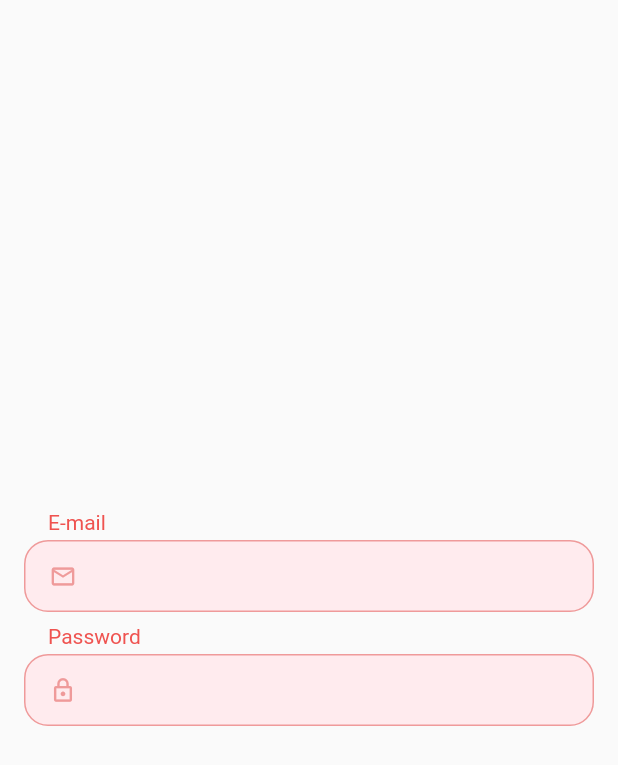
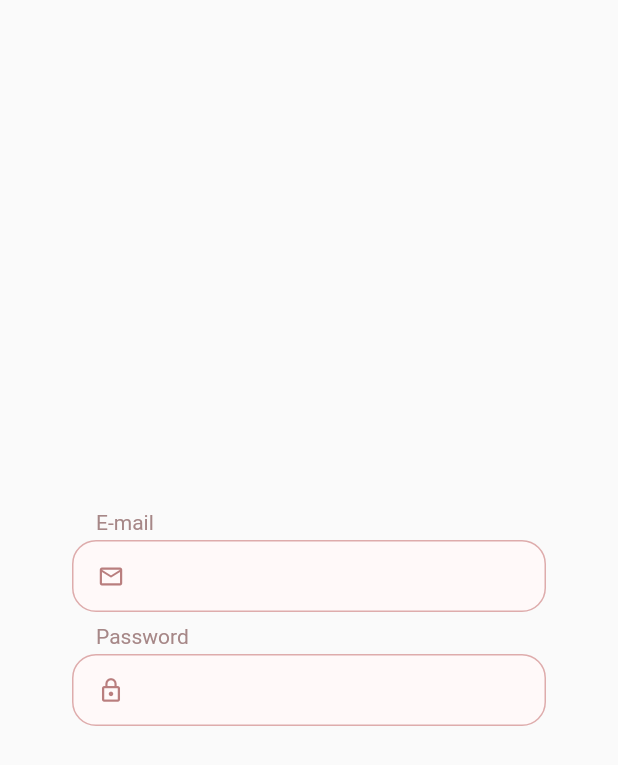
Before and after one commit to lourencorodrigo/flutter-login, a Flutter app: the screen it shows after launch, on a phone screen of 412 x 824 dp. Shown: the top 765 px of the screen. Run offline on Flutter 3.47's test engine with Material 2 defaults, Android fonts, the phone set to English and light mode, and no system bars.

Commit message:
feat: add animation color

```diff
--- a/lib/app/components/text_field_component.dart
+++ b/lib/app/components/text_field_component.dart
@@ -1,6 +1,9 @@
+import 'dart:math';
+
 import 'package:flutter/material.dart';
+import 'package:flutter_login/app/constants/colors_constant.dart';
 
-class TextFieldComponent extends StatelessWidget {
+class TextFieldComponent extends StatefulWidget {
   final IconData? icon;
   final TextInputType? keyboardType;
   final bool obscureText;
@@ -15,35 +18,66 @@ class TextFieldComponent extends StatelessWidget {
   }) : super(key: key);
 
   @override
+  State<TextFieldComponent> createState() => _TextFieldComponentState();
+}
+
+class _TextFieldComponentState extends State<TextFieldComponent> {
+  Color _background = ColorsConstant.redLight;
+  final FocusNode _focus = FocusNode();
+
+  @override
+  void initState() {
+    super.initState();
+    _focus.addListener(_onFocusChange);
+  }
+
+  @override
+  void dispose() {
+    _focus.removeListener(_onFocusChange);
+    _focus.dispose();
+    super.dispose();
+  }
+
+  void _onFocusChange() {
+    setState(() {
+      _background =
+          _focus.hasFocus ? const Color(0xFFFFF2F2) : ColorsConstant.redLight;
+    });
+  }
+
+  @override
   Widget build(BuildContext context) {
     return Column(
       crossAxisAlignment: CrossAxisAlignment.start,
       children: [
-        if (labelText != null)
+        if (widget.labelText != null)
           Padding(
             padding: const EdgeInsets.only(left: 16, bottom: 4.0),
             child: Text(
-              labelText ?? '',
-              style: TextStyle(
-                color: Colors.red[400],
+              widget.labelText ?? '',
+              style: const TextStyle(
+                color: Color(0xFFA68787),
                 fontSize: 14.0,
               ),
             ),
           ),
-        Container(
+        AnimatedContainer(
+          duration: const Duration(milliseconds: 300),
+          curve: Curves.easeIn,
           padding: const EdgeInsets.only(left: 16.0, right: 16.0),
           height: 48,
           decoration: BoxDecoration(
-            border: Border.all(color: Colors.red.shade200),
+            border: Border.all(color: ColorsConstant.redDark),
             borderRadius: const BorderRadius.all(Radius.circular(16.0)),
-            color: Colors.red[50],
+            color: _background,
           ),
           child: TextField(
-            obscureText: obscureText,
-            keyboardType: keyboardType,
+            focusNode: _focus,
+            obscureText: widget.obscureText,
+            keyboardType: widget.keyboardType,
             decoration: InputDecoration(
-              icon: icon != null
-                  ? Icon(icon, color: Colors.red[200], size: 18)
+              icon: widget.icon != null
+                  ? Icon(widget.icon, color: const Color(0xFFB97E7E), size: 18)
                   : null,
               border: InputBorder.none,
             ),
--- /dev/null
+++ b/lib/app/constants/colors_constant.dart
@@ -0,0 +1,6 @@
+import 'package:flutter/material.dart';
+
+class ColorsConstant {
+  static Color redDark = const Color(0xFFDEACAC);
+  static Color redLight = const Color(0xFFFFF9F9);
+}
--- a/lib/app/pages/home_page.dart
+++ b/lib/app/pages/home_page.dart
@@ -13,7 +13,7 @@ class _HomePageState extends State<HomePage> {
   Widget build(BuildContext context) {
     return Scaffold(
       body: Padding(
-        padding: const EdgeInsets.all(16.0),
+        padding: const EdgeInsets.all(48.0),
         child: Column(
           crossAxisAlignment: CrossAxisAlignment.center,
           mainAxisAlignment: MainAxisAlignment.center,
```
